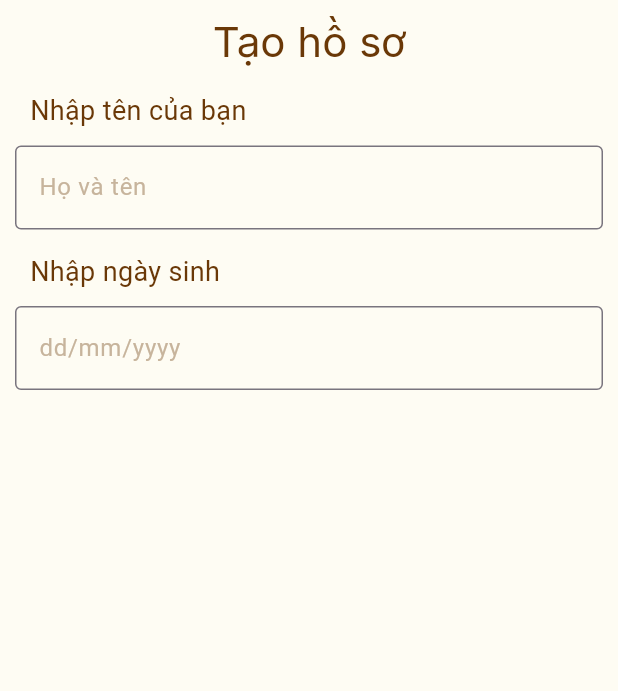
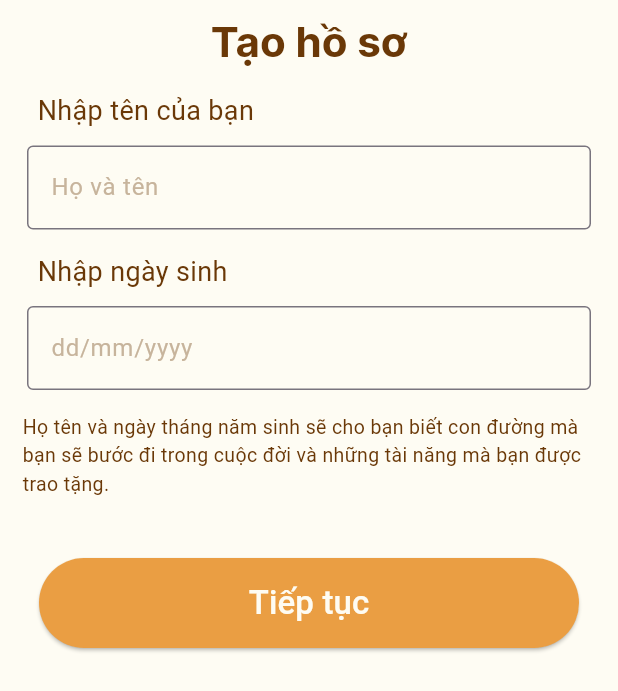
Before and after one commit to fhihung/numerlogy_app, a Flutter app: the screen it shows after launch, on a phone screen of 412 x 824 dp. Shown: the top 691 px of the screen. Run offline on Flutter 3.47's test engine with Material 2 defaults, Android fonts, the phone set to English and light mode, and no system bars.

Commit message:
EleButton

```diff
--- a/lib/main.dart
+++ b/lib/main.dart
@@ -27,7 +27,7 @@
         body: Column(
           children: [
             Container(
-              padding: EdgeInsets.only(left: 20, top: 5, bottom: 0, right: 5),
+              padding: EdgeInsets.only(left: 25, top: 5, bottom: 0, right: 5),
               margin: EdgeInsets.all(0),
               child: Text(
                 "Nhập tên của bạn",
@@ -39,7 +39,7 @@
               alignment: Alignment.bottomLeft,
             ),
             const Padding(
-                padding: EdgeInsets.symmetric(horizontal: 10, vertical: 10),
+                padding: EdgeInsets.symmetric(horizontal: 18, vertical: 10),
                 child: TextField(
                   decoration: InputDecoration(
                     hintText: 'Họ và tên',
@@ -56,7 +56,7 @@
                   ),
                 )),
             Container(
-              padding: EdgeInsets.only(left: 20, top: 5, bottom: 0, right: 5),
+              padding: EdgeInsets.only(left: 25, top: 5, bottom: 0, right: 5),
               margin: EdgeInsets.all(0),
               child: Text(
                 "Nhập ngày sinh",
@@ -68,7 +68,7 @@
               alignment: Alignment.bottomLeft,
             ),
             const Padding(
-                padding: EdgeInsets.symmetric(horizontal: 10, vertical: 10),
+                padding: EdgeInsets.symmetric(horizontal: 18, vertical: 10),
                 child: TextField(
                   decoration: InputDecoration(
                     hintText: 'dd/mm/yyyy',
@@ -84,14 +84,33 @@
                     ),
                   ),
                 )),
-            // const TextField(
-
-            //   obscureText: true,
-            //   decoration: InputDecoration(
-            //     border: OutlineInputBorder(),
-            //     labelText: 'Họ và Tên',
-            //   ),
-            // )
+            Container(
+              padding: EdgeInsets.only(left: 15, top: 5, bottom: 0, right: 5),
+              margin: EdgeInsets.all(0),
+              child: Text(
+                "Họ tên và ngày tháng năm sinh sẽ cho bạn biết con đường mà bạn sẽ bước đi trong cuộc đời và những tài năng mà bạn được trao tặng.",
+                style: TextStyle(
+                  fontSize: 13,
+                  color: Color(0xFF6A3807),
+                ),
+              ),
+              alignment: Alignment.bottomLeft,
+            ),
+            Container(
+              padding: EdgeInsets.only(top: 40),
+              child: ElevatedButton(
+                onPressed: () {},
+                child: Text(
+                  'Tiếp tục',
+                  style: TextStyle(fontSize: 22),
+                ),
+                style: ElevatedButton.styleFrom(
+                    primary: Color(0xFFEA9E43),
+                    onPrimary: Color(0xFFFEFCF3),
+                    minimumSize: Size(360, 60)),
+              ),
+              alignment: Alignment.bottomCenter,
+            )
           ],
         ),
       ),
```
Also changed, not shown: assets/fonts/Inter/Inter-Black.ttf (renamed from assets/fonts/Inter-Black.ttf), assets/fonts/Inter/Inter-Bold.ttf (renamed from assets/fonts/Inter-Bold.ttf), assets/fonts/Inter/Inter-ExtraBold.ttf (renamed from assets/fonts/Inter-ExtraBold.ttf), assets/fonts/Inter/Inter-ExtraLight.ttf (renamed from assets/fonts/Inter-ExtraLight.ttf), assets/fonts/Inter/Inter-Light.ttf (renamed from assets/fonts/Inter-Light.ttf), assets/fonts/Inter/Inter-Medium.ttf (renamed from assets/fonts/Inter-Medium.ttf), assets/fonts/Inter/Inter-Regular.ttf (renamed from assets/fonts/Inter-Regular.ttf), assets/fonts/Inter/Inter-SemiBold.ttf (renamed from assets/fonts/Inter-SemiBold.ttf), assets/fonts/Inter/Inter-Thin.ttf (renamed from assets/fonts/Inter-Thin.ttf).
